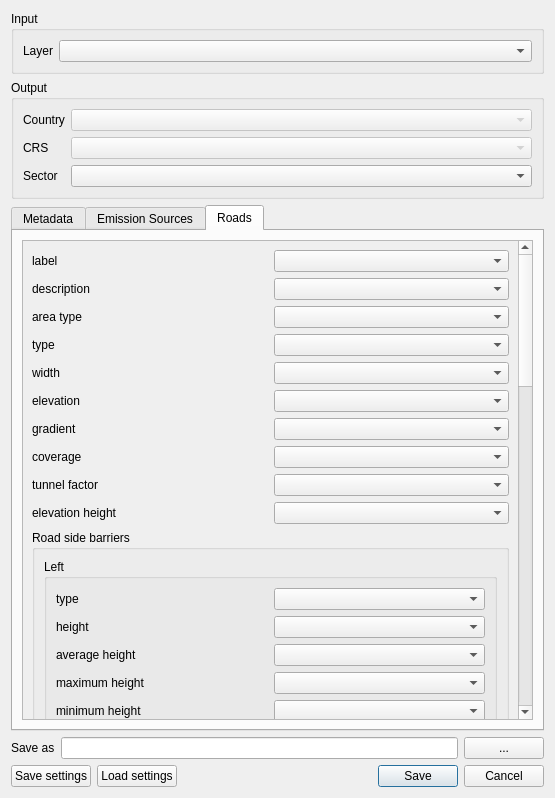
Old version of the form ImaerPlugin/generate_calc_input_dlg.ui in the repository opengeogroep/AERIUS-QGIS-plugins.
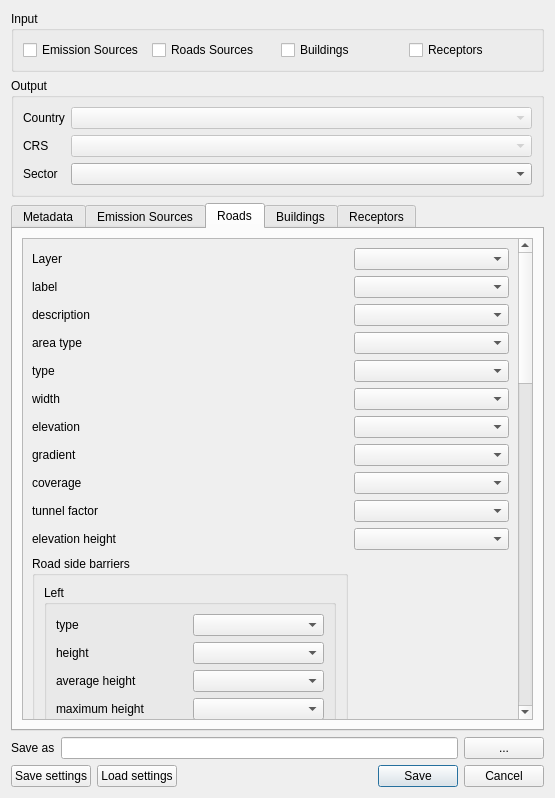
New version of the form. The open tabs and pages were chosen to show the change. Custom widgets are drawn as their Qt base class.

Commit message: ui updated to use toggle boxes to turn tabs on and off

```diff
--- a/ImaerPlugin/generate_calc_input_dlg.ui
+++ b/ImaerPlugin/generate_calc_input_dlg.ui
@@ -19,16 +19,34 @@
      <property name="title">
       <string>Input</string>
      </property>
-     <layout class="QFormLayout" name="formLayout_4">
-      <item row="0" column="0">
-       <widget class="QLabel" name="label_layer">
+     <layout class="QHBoxLayout" name="horizontalLayout">
+      <item>
+       <widget class="QCheckBox" name="checkBox_es">
         <property name="text">
-         <string>Layer</string>
+         <string>Emission Sources</string>
         </property>
        </widget>
       </item>
-      <item row="0" column="1">
-       <widget class="QgsMapLayerComboBox" name="combo_layer"/>
+      <item>
+       <widget class="QCheckBox" name="checkBox_rd">
+        <property name="text">
+         <string>Roads Sources</string>
+        </property>
+       </widget>
+      </item>
+      <item>
+       <widget class="QCheckBox" name="checkBox_bld">
+        <property name="text">
+         <string>Buildings</string>
+        </property>
+       </widget>
+      </item>
+      <item>
+       <widget class="QCheckBox" name="checkBox_rec">
+        <property name="text">
+         <string>Receptors</string>
+        </property>
+       </widget>
       </item>
      </layout>
     </widget>
@@ -352,13 +370,123 @@
           <property name="geometry">
            <rect>
             <x>0</x>
-            <y>-744</y>
+            <y>0</y>
             <width>494</width>
-            <height>1495</height>
+            <height>1521</height>
            </rect>
           </property>
           <layout class="QGridLayout" name="gridLayout">
-           <item row="12" column="0" colspan="2">
+           <item row="0" column="0" colspan="2">
+            <widget class="QLabel" name="label_rd_label_4">
+             <property name="text">
+              <string>Layer</string>
+             </property>
+            </widget>
+           </item>
+           <item row="0" column="2">
+            <widget class="QgsMapLayerComboBox" name="combo_layer_rd"/>
+           </item>
+           <item row="1" column="0">
+            <widget class="QLabel" name="label_rd_label">
+             <property name="text">
+              <string>label</string>
+             </property>
+            </widget>
+           </item>
+           <item row="1" column="2">
+            <widget class="QgsFieldComboBox" name="fcb_rd_label"/>
+           </item>
+           <item row="2" column="0">
+            <widget class="QLabel" name="label_rd_description">
+             <property name="text">
+              <string>description</string>
+             </property>
+            </widget>
+           </item>
+           <item row="2" column="2">
+            <widget class="QgsFieldComboBox" name="fcb_rd_description"/>
+           </item>
+           <item row="3" column="0">
+            <widget class="QLabel" name="label_rd_area_type">
+             <property name="text">
+              <string>area type</string>
+             </property>
+            </widget>
+           </item>
+           <item row="3" column="2">
+            <widget class="QgsFieldComboBox" name="fcb_rd_area_type"/>
+           </item>
+           <item row="4" column="0">
+            <widget class="QLabel" name="label_rd_type">
+             <property name="text">
+              <string>type</string>
+             </property>
+            </widget>
+           </item>
+           <item row="4" column="2">
+            <widget class="QgsFieldComboBox" name="fcb_rd_type"/>
+           </item>
+           <item row="5" column="0">
+            <widget class="QLabel" name="label_rd_width">
+             <property name="text">
+              <string>width</string>
+             </property>
+            </widget>
+           </item>
+           <item row="5" column="2">
+            <widget class="QgsFieldComboBox" name="fcb_rd_width"/>
+           </item>
+           <item row="6" column="0">
+            <widget class="QLabel" name="label_rd_elevation">
+             <property name="text">
+              <string>elevation</string>
+             </property>
+            </widget>
+           </item>
+           <item row="6" column="2">
+            <widget class="QgsFieldComboBox" name="fcb_rd_elevation"/>
+           </item>
+           <item row="7" column="0">
+            <widget class="QLabel" name="label_rd_gradient">
+             <property name="text">
+              <string>gradient</string>
+             </property>
+            </widget>
+           </item>
+           <item row="7" column="2">
+            <widget class="QgsFieldComboBox" name="fcb_rd_gradient"/>
+           </item>
+           <item row="8" column="0">
+            <widget class="QLabel" name="label_rd_coverage">
+             <property name="text">
+              <string>coverage</string>
+             </property>
+            </widget>
+           </item>
+           <item row="8" column="2">
+            <widget class="QgsFieldComboBox" name="fcb_rd_coverage"/>
+           </item>
+           <item row="9" column="0">
+            <widget class="QLabel" name="label_rd_tunnel_factor">
+             <property name="text">
+              <string>tunnel factor</string>
+             </property>
+            </widget>
+           </item>
+           <item row="9" column="2">
+            <widget class="QgsFieldComboBox" name="fcb_rd_tunnel_factor"/>
+           </item>
+           <item row="10" column="0">
+            <widget class="QLabel" name="label_rd_elevation_height">
+             <property name="text">
+              <string>elevation height</string>
+             </property>
+            </widget>
+           </item>
+           <item row="10" column="2">
+            <widget class="QgsFieldComboBox" name="fcb_rd_elevation_height"/>
+           </item>
+           <item row="11" column="0" colspan="2">
             <widget class="QGroupBox" name="groupBox_rd_barriers">
              <property name="title">
               <string>Road side barriers</string>
@@ -525,59 +653,7 @@
              </layout>
             </widget>
            </item>
-           <item row="6" column="0">
-            <widget class="QLabel" name="label_rd_gradient">
-             <property name="text">
-              <string>gradient</string>
-             </property>
-            </widget>
-           </item>
-           <item row="4" column="1">
-            <widget class="QgsFieldComboBox" name="fcb_rd_width"/>
-           </item>
-           <item row="1" column="1">
-            <widget class="QgsFieldComboBox" name="fcb_rd_description"/>
-           </item>
-           <item row="15" column="0">
-            <spacer name="verticalSpacer_3">
-             <property name="orientation">
-              <enum>Qt::Vertical</enum>
-             </property>
-             <property name="sizeHint" stdset="0">
-              <size>
-               <width>20</width>
-               <height>40</height>
-              </size>
-             </property>
-            </spacer>
-           </item>
-           <item row="3" column="0">
-            <widget class="QLabel" name="label_rd_type">
-             <property name="text">
-              <string>type</string>
-             </property>
-            </widget>
-           </item>
-           <item row="10" column="1">
-            <widget class="QgsFieldComboBox" name="fcb_rd_elevation_height"/>
-           </item>
-           <item row="7" column="1">
-            <widget class="QgsFieldComboBox" name="fcb_rd_coverage"/>
-           </item>
-           <item row="5" column="1">
-            <widget class="QgsFieldComboBox" name="fcb_rd_elevation"/>
-           </item>
-           <item row="6" column="1">
-            <widget class="QgsFieldComboBox" name="fcb_rd_gradient"/>
-           </item>
-           <item row="0" column="0">
-            <widget class="QLabel" name="label_rd_label">
-             <property name="text">
-              <string>label</string>
-             </property>
-            </widget>
-           </item>
-           <item row="13" column="0" colspan="2">
+           <item row="12" column="0" colspan="3">
             <widget class="QGroupBox" name="groupBox_rd_vehicles">
              <property name="title">
               <string>Vehicles</string>
@@ -1046,51 +1122,7 @@
              </layout>
             </widget>
            </item>
-           <item row="7" column="0">
-            <widget class="QLabel" name="label_rd_coverage">
-             <property name="text">
-              <string>coverage</string>
-             </property>
-            </widget>
-           </item>
-           <item row="0" column="1">
-            <widget class="QgsFieldComboBox" name="fcb_rd_label"/>
-           </item>
-           <item row="4" column="0">
-            <widget class="QLabel" name="label_rd_width">
-             <property name="text">
-              <string>width</string>
-             </property>
-            </widget>
-           </item>
-           <item row="10" column="0">
-            <widget class="QLabel" name="label_rd_elevation_height">
-             <property name="text">
-              <string>elevation height</string>
-             </property>
-            </widget>
-           </item>
-           <item row="8" column="0">
-            <widget class="QLabel" name="label_rd_tunnel_factor">
-             <property name="text">
-              <string>tunnel factor</string>
-             </property>
-            </widget>
-           </item>
-           <item row="16" column="0">
-            <spacer name="verticalSpacer_8">
-             <property name="orientation">
-              <enum>Qt::Vertical</enum>
-             </property>
-             <property name="sizeHint" stdset="0">
-              <size>
-               <width>20</width>
-               <height>40</height>
-              </size>
-             </property>
-            </spacer>
-           </item>
-           <item row="14" column="0">
+           <item row="13" column="1">
             <spacer name="verticalSpacer_6">
              <property name="orientation">
               <enum>Qt::Vertical</enum>
@@ -1103,35 +1135,31 @@
              </property>
             </spacer>
            </item>
-           <item row="8" column="1">
-            <widget class="QgsFieldComboBox" name="fcb_rd_tunnel_factor"/>
-           </item>
-           <item row="5" column="0">
-            <widget class="QLabel" name="label_rd_elevation">
-             <property name="text">
-              <string>elevation</string>
+           <item row="14" column="1">
+            <spacer name="verticalSpacer_3">
+             <property name="orientation">
+              <enum>Qt::Vertical</enum>
              </property>
-            </widget>
-           </item>
-           <item row="3" column="1">
-            <widget class="QgsFieldComboBox" name="fcb_rd_type"/>
-           </item>
-           <item row="1" column="0">
-            <widget class="QLabel" name="label_rd_description">
-             <property name="text">
-              <string>description</string>
+             <property name="sizeHint" stdset="0">
+              <size>
+               <width>20</width>
+               <height>40</height>
+              </size>
              </property>
-            </widget>
+            </spacer>
            </item>
-           <item row="2" column="0">
-            <widget class="QLabel" name="label_rd_area_type">
-             <property name="text">
-              <string>area type</string>
+           <item row="15" column="1">
+            <spacer name="verticalSpacer_8">
+             <property name="orientation">
+              <enum>Qt::Vertical</enum>
              </property>
-            </widget>
-           </item>
-           <item row="2" column="1">
-            <widget class="QgsFieldComboBox" name="fcb_rd_area_type"/>
+             <property name="sizeHint" stdset="0">
+              <size>
+               <width>20</width>
+               <height>40</height>
+              </size>
+             </property>
+            </spacer>
            </item>
           </layout>
          </widget>
@@ -1139,6 +1167,174 @@
        </item>
       </layout>
      </widget>
+     <widget class="QWidget" name="tab_buildings">
+      <attribute name="title">
+       <string>Buildings</string>
+      </attribute>
+      <widget class="QScrollArea" name="scrollArea_4">
+       <property name="geometry">
+        <rect>
+         <x>10</x>
+         <y>10</y>
+         <width>513</width>
+         <height>504</height>
+        </rect>
+       </property>
+       <property name="widgetResizable">
+        <bool>true</bool>
+       </property>
+       <widget class="QWidget" name="scrollAreaWidgetContents_5">
+        <property name="geometry">
+         <rect>
+          <x>0</x>
+          <y>0</y>
+          <width>511</width>
+          <height>502</height>
+         </rect>
+        </property>
+        <layout class="QGridLayout" name="gridLayout_26">
+         <item row="0" column="0">
+          <widget class="QLabel" name="label_rd_label_7">
+           <property name="text">
+            <string>Layer</string>
+           </property>
+          </widget>
+         </item>
+         <item row="0" column="1">
+          <widget class="QgsMapLayerComboBox" name="combo_layer_bld"/>
+         </item>
+         <item row="5" column="0">
+          <spacer name="verticalSpacer_18">
+           <property name="orientation">
+            <enum>Qt::Vertical</enum>
+           </property>
+           <property name="sizeHint" stdset="0">
+            <size>
+             <width>20</width>
+             <height>40</height>
+            </size>
+           </property>
+          </spacer>
+         </item>
+         <item row="4" column="0">
+          <spacer name="verticalSpacer_14">
+           <property name="orientation">
+            <enum>Qt::Vertical</enum>
+           </property>
+           <property name="sizeHint" stdset="0">
+            <size>
+             <width>20</width>
+             <height>40</height>
+            </size>
+           </property>
+          </spacer>
+         </item>
+         <item row="3" column="0">
+          <spacer name="verticalSpacer_19">
+           <property name="orientation">
+            <enum>Qt::Vertical</enum>
+           </property>
+           <property name="sizeHint" stdset="0">
+            <size>
+             <width>20</width>
+             <height>40</height>
+            </size>
+           </property>
+          </spacer>
+         </item>
+        </layout>
+       </widget>
+      </widget>
+     </widget>
+     <widget class="QWidget" name="tab_receptors">
+      <attribute name="title">
+       <string>Receptors</string>
+      </attribute>
+      <widget class="QScrollArea" name="scrollArea_3">
+       <property name="geometry">
+        <rect>
+         <x>10</x>
+         <y>10</y>
+         <width>513</width>
+         <height>504</height>
+        </rect>
+       </property>
+       <property name="widgetResizable">
+        <bool>true</bool>
+       </property>
+       <widget class="QWidget" name="scrollAreaWidgetContents_4">
+        <property name="geometry">
+         <rect>
+          <x>0</x>
+          <y>0</y>
+          <width>511</width>
+          <height>502</height>
+         </rect>
+        </property>
+        <layout class="QGridLayout" name="gridLayout_25">
+         <item row="6" column="0">
+          <spacer name="verticalSpacer_16">
+           <property name="orientation">
+            <enum>Qt::Vertical</enum>
+           </property>
+           <property name="sizeHint" stdset="0">
+            <size>
+             <width>20</width>
+             <height>40</height>
+            </size>
+           </property>
+          </spacer>
+         </item>
+         <item row="1" column="1">
+          <widget class="QgsFieldComboBox" name="fcb_rd_label_3"/>
+         </item>
+         <item row="5" column="0">
+          <spacer name="verticalSpacer_13">
+           <property name="orientation">
+            <enum>Qt::Vertical</enum>
+           </property>
+           <property name="sizeHint" stdset="0">
+            <size>
+             <width>20</width>
+             <height>40</height>
+            </size>
+           </property>
+          </spacer>
+         </item>
+         <item row="1" column="0">
+          <widget class="QLabel" name="label_rd_label_3">
+           <property name="text">
+            <string>label</string>
+           </property>
+          </widget>
+         </item>
+         <item row="4" column="0">
+          <spacer name="verticalSpacer_17">
+           <property name="orientation">
+            <enum>Qt::Vertical</enum>
+           </property>
+           <property name="sizeHint" stdset="0">
+            <size>
+             <width>20</width>
+             <height>40</height>
+            </size>
+           </property>
+          </spacer>
+         </item>
+         <item row="0" column="1">
+          <widget class="QgsMapLayerComboBox" name="combo_layer_rec"/>
+         </item>
+         <item row="0" column="0">
+          <widget class="QLabel" name="label_rd_label_5">
+           <property name="text">
+            <string>Layer</string>
+           </property>
+          </widget>
+         </item>
+        </layout>
+       </widget>
+      </widget>
+     </widget>
     </widget>
    </item>
    <item>
```
Left out of the diff: 140 changed lines with no effect on the pictures. The commit also changes 2 other files.
